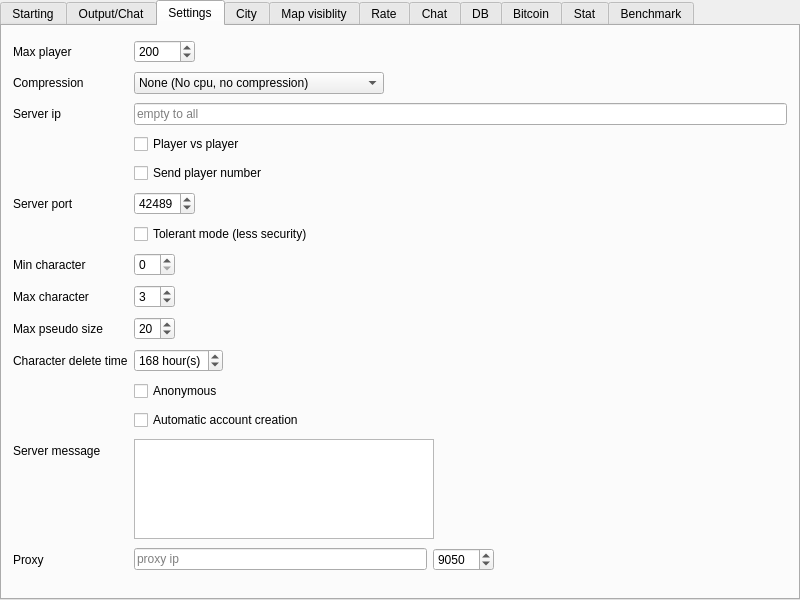
Qt form server/MainWindow.ui (alphaonex86/CatchChallenger) before a commit.
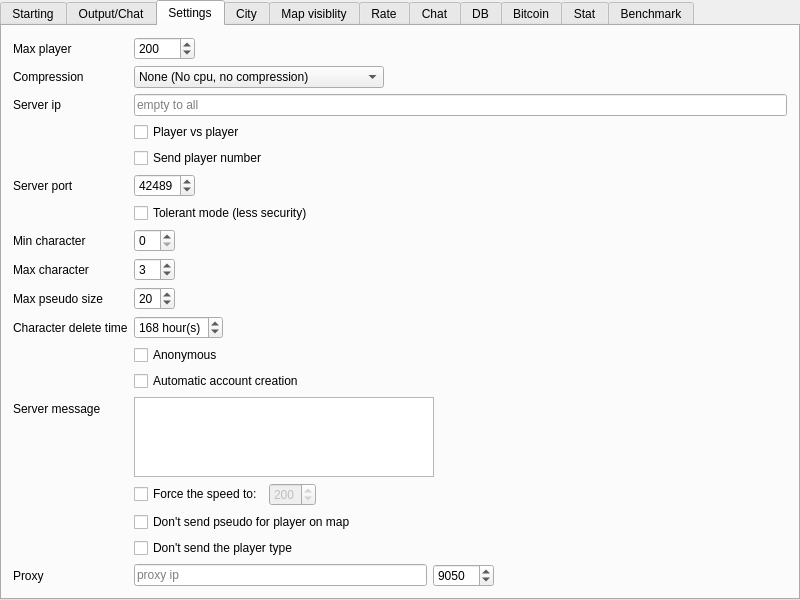
The same form after that commit. Icons and pictures are not drawn.

Commit message: [Add] Start the evolution support and animation, options to minise the bandwith for player map insert (client,server,...

Patch:
```diff
--- a/server/MainWindow.ui
+++ b/server/MainWindow.ui
@@ -380,14 +380,14 @@
           </property>
          </widget>
         </item>
-        <item row="16" column="0">
+        <item row="19" column="0">
          <widget class="QLabel" name="label_32">
           <property name="text">
            <string>Proxy</string>
           </property>
          </widget>
         </item>
-        <item row="16" column="1">
+        <item row="19" column="1">
          <layout class="QHBoxLayout" name="horizontalLayout_9">
           <item>
            <widget class="QLineEdit" name="proxy">
@@ -424,6 +424,47 @@
           </item>
          </layout>
         </item>
+        <item row="16" column="1">
+         <layout class="QHBoxLayout" name="horizontalLayout_14">
+          <item>
+           <widget class="QCheckBox" name="forceSpeed">
+            <property name="text">
+             <string>Force the speed to:</string>
+            </property>
+           </widget>
+          </item>
+          <item>
+           <widget class="QSpinBox" name="speed">
+            <property name="enabled">
+             <bool>false</bool>
+            </property>
+            <property name="minimum">
+             <number>1</number>
+            </property>
+            <property name="maximum">
+             <number>255</number>
+            </property>
+            <property name="value">
+             <number>200</number>
+            </property>
+           </widget>
+          </item>
+         </layout>
+        </item>
+        <item row="17" column="1">
+         <widget class="QCheckBox" name="dontSendPseudo">
+          <property name="text">
+           <string>Don't send pseudo for player on map</string>
+          </property>
+         </widget>
+        </item>
+        <item row="18" column="1">
+         <widget class="QCheckBox" name="dontSendPlayerType">
+          <property name="text">
+           <string>Don't send the player type</string>
+          </property>
+         </widget>
+        </item>
        </layout>
       </widget>
       <widget class="QWidget" name="city">
```
The commit also changes 56 other files.
